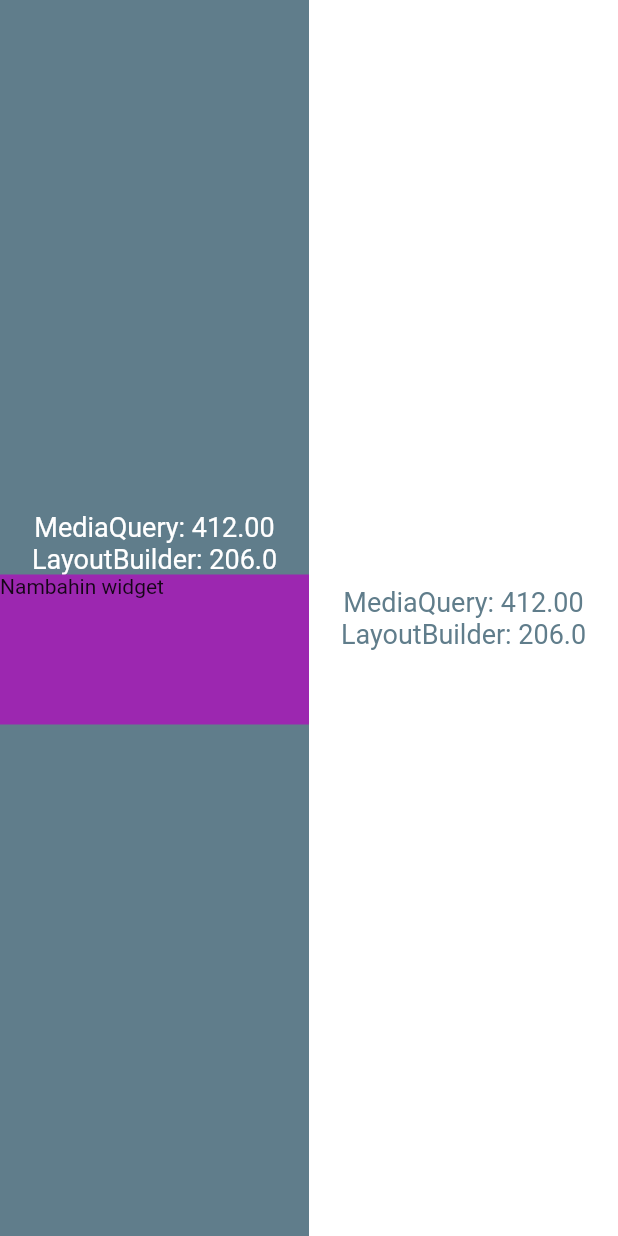
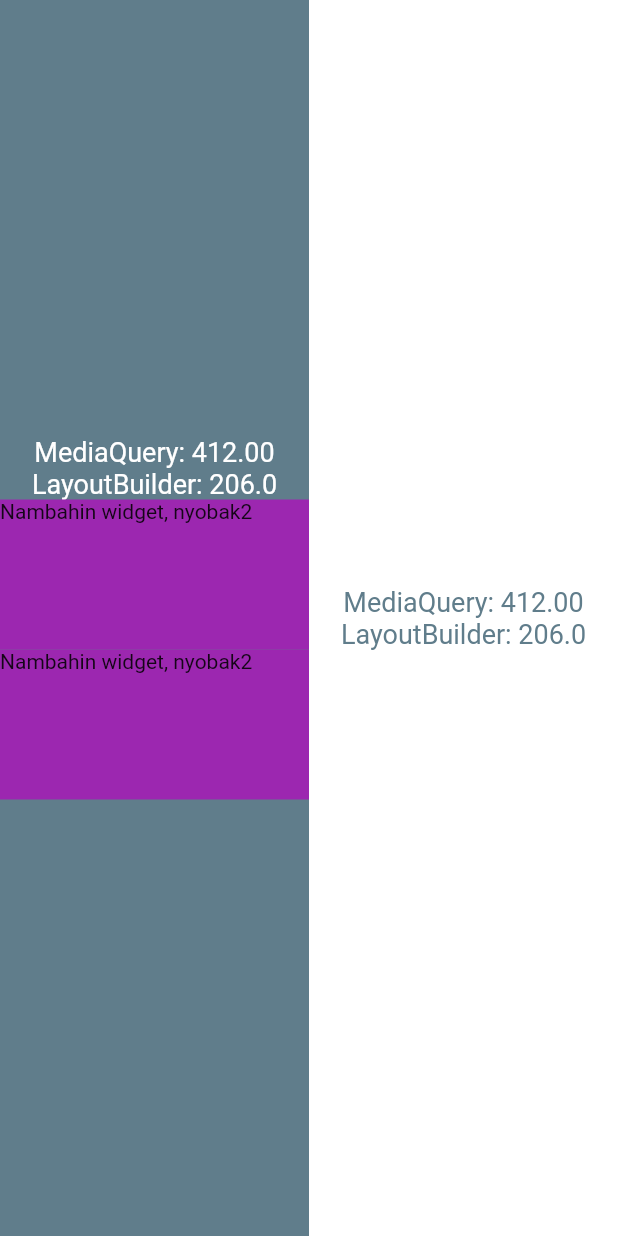
Before and after one commit to Thoriq-ha/layout_builder, a Flutter app: the screen it shows after launch, on a phone screen of 412 x 824 dp. Run offline on Flutter 3.47's test engine with Material 2 defaults, Android fonts, the phone set to English and light mode, and no system bars.

Commit message:
adding 2 container widget under text widgets

```diff
--- a/lib/main.dart
+++ b/lib/main.dart
@@ -61,7 +61,12 @@ class HomePage extends StatelessWidget {
                       color: Colors.purple,
                       width: 100,
                       height: 100,
-                      child: Text('Nambahin widget'),
+                      child: Text('Nambahin widget, nyobak2'),
+                    ),Container(
+                      color: Colors.purple,
+                      width: 100,
+                      height: 100,
+                      child: Text('Nambahin widget, nyobak2'),
                     )
                   ],
                 );
```
